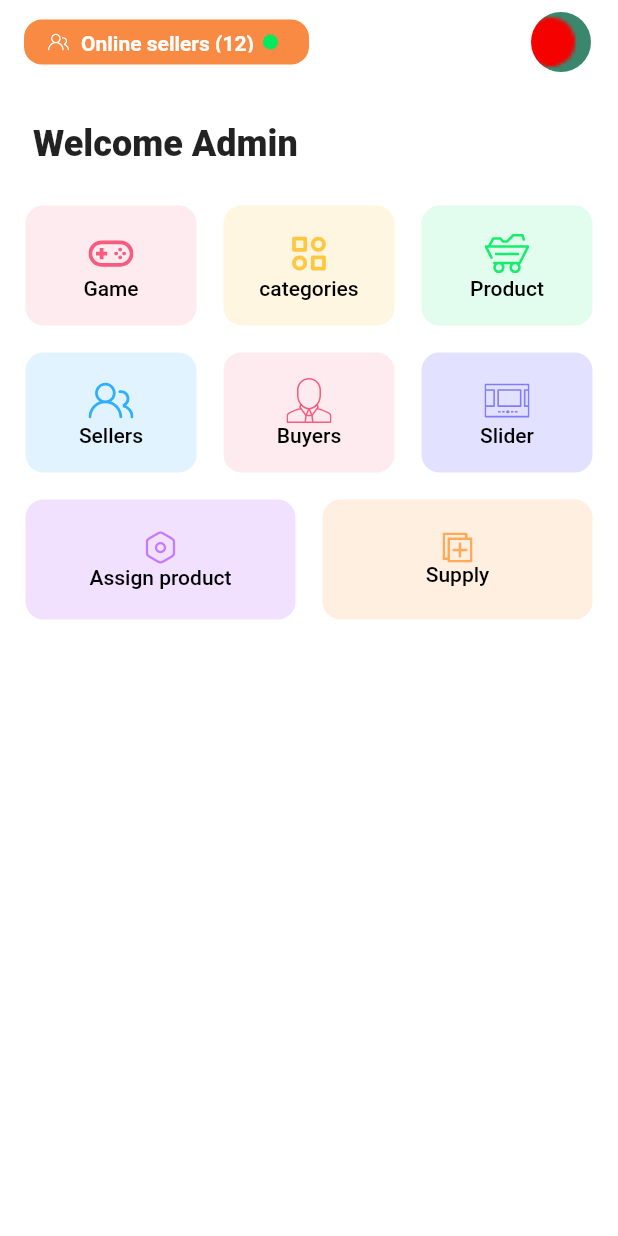
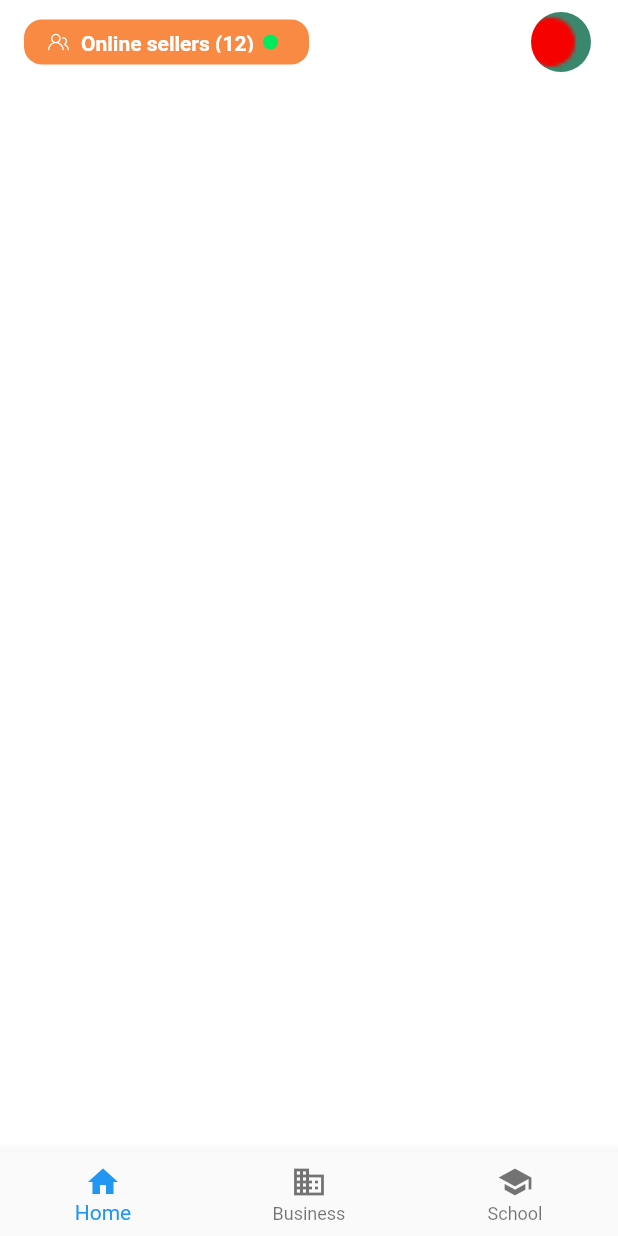
Before and after one commit to TawhidHassan/Gontop-Buyer, a Flutter app: the screen it shows after launch, on a phone screen of 412 x 824 dp. Run offline on Flutter 3.47's test engine with Material 2 defaults, Android fonts, the phone set to English and light mode, and no system bars; our stand-ins replace bloc, flutter_bloc, flutter_svg, hive, logger, lottie and 1 more; accounts and stored records are empty; generated files the repository leaves out were written again; Roboto replaces fonts that are missing (Poppines); project files that could hold a hidden picture were left out.

Commit message:
home page bottom_navigation dopne

```diff
--- a/lib/Presentation/Pages/Home/home_page.dart
+++ b/lib/Presentation/Pages/Home/home_page.dart
@@ -81,84 +81,7 @@ class HomePage extends StatelessWidget {
                     crossAxisAlignment: CrossAxisAlignment.start,
                     children:  [
                       const SizedBox(height: 18,),
-                      Container(
-                        margin: EdgeInsets.only(left: 14),
-                        child: const Text('Welcome Admin',style: TextStyle(
-                          fontSize: 24,fontWeight: FontWeight.w800,
-                        )),
-                      ),
-                      const SizedBox(height: 18,),
-                      Row(
-                        children:  [
-                          Expanded(
-                            flex: 1,
-                              child: InkWell(
-                                  onTap: (){
-                                    Navigator.pushNamed(context, GAME_LIST);
-                                  },
-                                  child: const HomeButton(title: "Game",image: "assets/icons/games.svg",color: Color(0xFFFEEBEF ),color2: Color(0xFFFA5A7D ),))
-                          ),Expanded(
-                            flex: 1,
-                              child: InkWell(
-                                  onTap: (){
-                                    Navigator.pushNamed(context, CATEGORY_LIST);
-                                  },
-                                  child: const HomeButton(title: "categories",image: "assets/icons/category.svg",color: Color(0xFFFFF6E1 ),color2: Color(0xFFFDC741),))
-                          ),Expanded(
-                            flex: 1,
-                              child: InkWell(
-                                  onTap: (){
-                                    Navigator.pushNamed(context, PRODUCT_LIST);
-                                  },
-                                  child:const HomeButton(title: "Product",image: "assets/icons/product.svg",color: Color(0xFFE2FDED ),color2: Color(0xFF15EE6C ),))
-                          ),
-                        ],
-                      ),Row(
-                        children:  [
-                          Expanded(
-                            flex: 1,
-                              child: InkWell(
-                                 onTap: (){
-                                   Navigator.pushNamed(context, SELLER_LIST);
-                                 },
-                                  child:const HomeButton(title: "Sellers",image: "assets/icons/peoples.svg",color: Color(0xFFE1F3FF ),color2: Color(0xFF30AFFC ),))
-                          ),Expanded(
-                            flex: 1,
-                              child: InkWell(
-                                  onTap: (){
-                                    Navigator.pushNamed(context, BUYER_LIST);
-                                  },
-                                  child:const HomeButton(title: "Buyers",image: "assets/icons/user.svg",color: Color(0xFFFEEBEF ),color2: Color(0xFFFA5A7D ),))
-                          ),Expanded(
-                            flex: 1,
-                              child: InkWell(
-                                  onTap: (){
-                                    Navigator.pushNamed(context, SLIDER_LIST);
-                                  },
-                                  child:const HomeButton(title: "Slider",image: "assets/icons/slider.svg",color: Color(0xFFE2E1FF ),color2: Color(0xFF817CFD ),))
-                          ),
-                        ],
-                      ),
-                      Row(
-                        children:  [
-                          Expanded(
-                              flex: 1,
-                              child: InkWell(
-                                  onTap: (){
-                                    Navigator.pushNamed(context, PRODUCT_ASSIGN_SELLER);
-                                  },
-                                  child:const HomeButton(title: "Assign product",image: "assets/icons/setting.svg",color: Color(0xFFF1E1FF ),color2: Color(0xFFC47CFD ),))
-                          ),
-                          Expanded(
-                              flex: 1,
-                              child: InkWell(
-                                  onTap: (){
-                                    Navigator.pushNamed(context, SUPPLY_MAIN_PAGE);
-                                  },
-                                  child: const HomeButton(title: "Supply",image: "assets/icons/supply.svg",color: Color(0xFFFFEFE0 ),color2: Color(0xFFFFA959)))
-                          ),
-                        ],
-                      ),
+
 
                     ],
                   ),
--- a/lib/Presentation/Pages/main_screen.dart
+++ b/lib/Presentation/Pages/main_screen.dart
@@ -12,8 +12,50 @@ class MainScreen extends StatefulWidget {
 }
 
 class _MainScreenState extends State<MainScreen> {
+  int _pageIndex = 0;
   @override
   Widget build(BuildContext context) {
-    return HomePage();
+    return Scaffold(
+
+      body:  SafeArea(
+        child: IndexedStack(
+          index: _pageIndex,
+          children:  <Widget>[
+            HomePage(),
+            Container(
+              color: Colors.blue,
+              height: 300,
+            ),
+            HomePage(),
+            HomePage(),
+          ],
+        ),
+      ),
+
+      bottomNavigationBar: BottomNavigationBar(
+        type: BottomNavigationBarType.fixed,
+        items: const [
+          BottomNavigationBarItem(
+            icon: Icon(Icons.home),
+            label: 'Home',
+          ),
+          BottomNavigationBarItem(
+            icon: Icon(Icons.business),
+            label: 'Business',
+          ),
+          BottomNavigationBarItem(
+            icon: Icon(Icons.school),
+            label: 'School',
+          ),
+        ],
+        currentIndex:_pageIndex,
+        onTap: (int index){
+          setState(() {
+            _pageIndex = index;
+          },
+          );
+        },
+      ),
+    );
   }
 }
```
Also changed, not shown: 1 other file.
